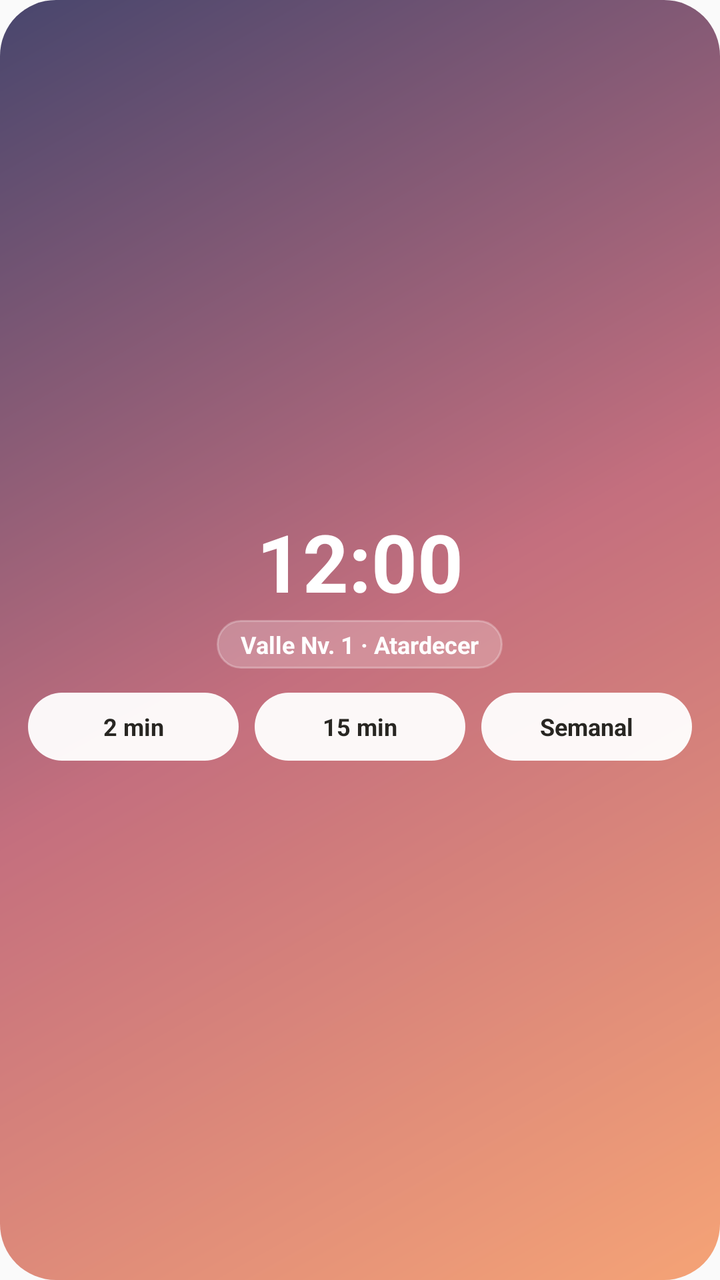
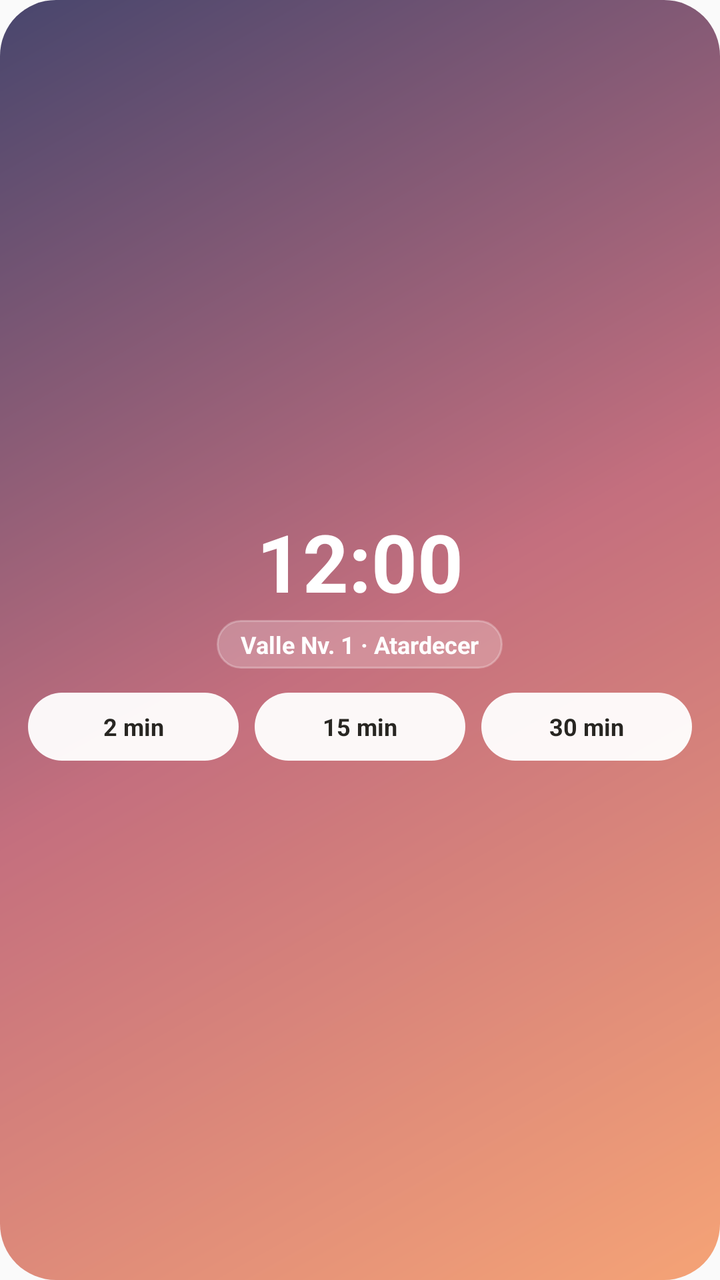

Screens rendered from an Android XML layout before and after an edit, with the pre-edit source and the edit as a unified diff.
<!-- AndroidManifest.xml: application theme AppTheme -->
<!-- res/layout/widget_splash_quick.xml -->
<?xml version="1.0" encoding="utf-8"?>
<LinearLayout xmlns:android="http://schemas.android.com/apk/res/android"
    android:id="@+id/widget_quick_root"
    android:layout_width="match_parent"
    android:layout_height="match_parent"
    android:background="@drawable/widget_quick_bg_auto"
    android:gravity="center"
    android:orientation="vertical"
    android:padding="14dp">

    <TextClock
        android:id="@+id/widget_lock_clock"
        android:layout_width="wrap_content"
        android:layout_height="wrap_content"
        android:format12Hour="h:mm"
        android:format24Hour="HH:mm"
        android:includeFontPadding="false"
        android:textColor="#FFFFFF"
        android:textSize="40sp"
        android:textStyle="bold" />

    <TextView
        android:id="@+id/widget_quick_sub"
        android:layout_width="wrap_content"
        android:layout_height="wrap_content"
        android:layout_marginTop="4dp"
        android:background="@drawable/widget_quick_badge"
        android:ellipsize="end"
        android:maxLines="1"
        android:paddingLeft="12dp"
        android:paddingTop="4dp"
        android:paddingRight="12dp"
        android:paddingBottom="4dp"
        android:text="Valle Nv. 1 · Atardecer"
        android:textColor="#FFFFFF"
        android:textSize="12sp"
        android:textStyle="bold" />

    <LinearLayout
        android:layout_width="match_parent"
        android:layout_height="wrap_content"
        android:layout_marginTop="12dp"
        android:gravity="center"
        android:orientation="horizontal">

        <TextView
            android:id="@+id/widget_quick_btn_2m"
            android:layout_width="0dp"
            android:layout_height="34dp"
            android:layout_weight="1"
            android:background="@drawable/widget_quick_chip_auto"
            android:gravity="center"
            android:text="2 min"
            android:textColor="@color/widget_chip_text"
            android:textSize="12sp"
            android:textStyle="bold" />

        <TextView
            android:id="@+id/widget_quick_btn_15m"
            android:layout_width="0dp"
            android:layout_height="34dp"
            android:layout_marginStart="8dp"
            android:layout_weight="1"
            android:background="@drawable/widget_quick_chip_auto"
            android:gravity="center"
            android:text="15 min"
            android:textColor="@color/widget_chip_text"
            android:textSize="12sp"
            android:textStyle="bold" />

        <TextView
            android:id="@+id/widget_quick_btn_wk"
            android:layout_width="0dp"
            android:layout_height="34dp"
            android:layout_marginStart="8dp"
            android:layout_weight="1"
            android:background="@drawable/widget_quick_chip_auto"
            android:gravity="center"
            android:text="Semanal"
            android:textColor="@color/widget_chip_text"
            android:textSize="12sp"
            android:textStyle="bold" />
    </LinearLayout>
</LinearLayout>
<!-- resources referenced by this layout -->
<resources>
  <color name="widget_chip_text">#282622</color>
  <!-- drawable widget_quick_badge (drawable) -->
  <?xml version="1.0" encoding="utf-8"?>
  <shape xmlns:android="http://schemas.android.com/apk/res/android"
      android:shape="rectangle">
      <solid android:color="#38FFFFFF" />
      <corners android:radius="999dp" />
      <stroke
          android:width="1dp"
          android:color="#44FFFFFF" />
  </shape>
  <!-- drawable widget_quick_bg_auto (drawable) -->
  <?xml version="1.0" encoding="utf-8"?>
  <shape xmlns:android="http://schemas.android.com/apk/res/android"
      android:shape="rectangle">
      <gradient
          android:angle="135"
          android:centerColor="#C46F7E"
          android:endColor="#48466D"
          android:startColor="#F5A376"
          android:type="linear" />
      <corners android:radius="28dp" />
  </shape>
  <!-- drawable widget_quick_chip_auto (drawable) -->
  <?xml version="1.0" encoding="utf-8"?>
  <shape xmlns:android="http://schemas.android.com/apk/res/android"
      android:shape="rectangle">
      <solid android:color="#F2FFFFFF" />
      <corners android:radius="999dp" />
  </shape>
  <style name="AppTheme" parent="Theme.AppCompat.Light.DarkActionBar">
          
          <item name="colorPrimary">@color/colorPrimary</item>
          <item name="colorPrimaryDark">@color/colorPrimaryDark</item>
          <item name="colorAccent">@color/colorAccent</item>
      </style>
</resources>

<!-- the commit's change to res/layout/widget_splash_quick.xml (unified diff, before → after) -->
@@ -76,7 +76,7 @@
             android:layout_weight="1"
             android:background="@drawable/widget_quick_chip_auto"
             android:gravity="center"
-            android:text="Semanal"
+            android:text="30 min"
             android:textColor="@color/widget_chip_text"
             android:textSize="12sp"
             android:textStyle="bold" />
